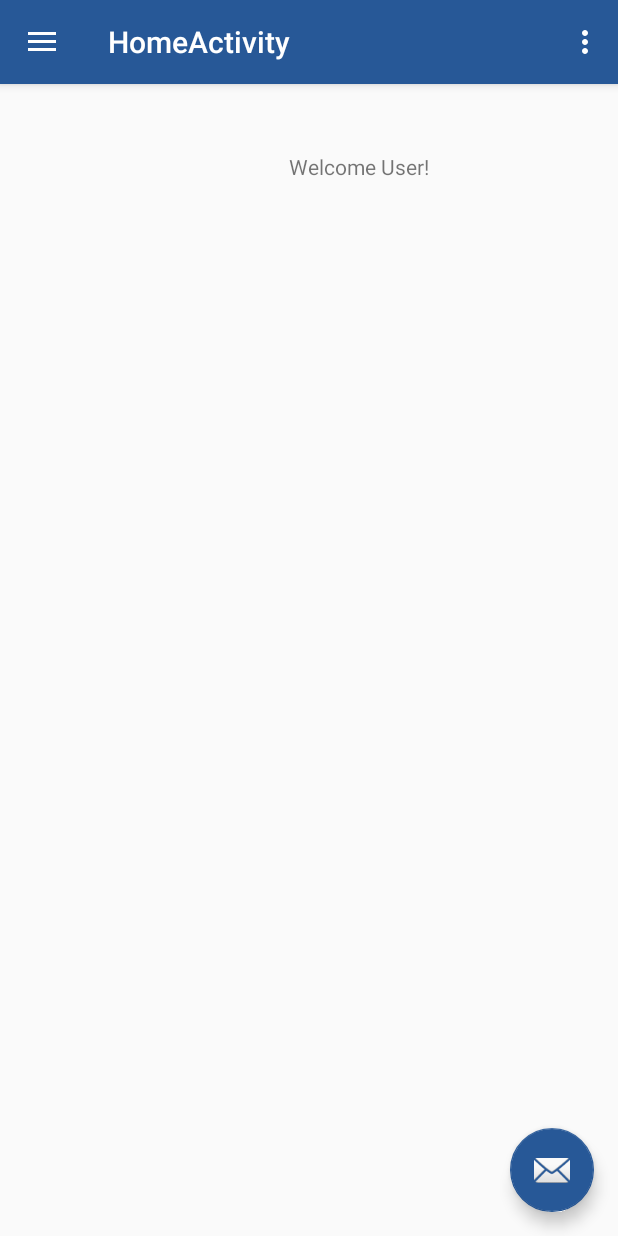
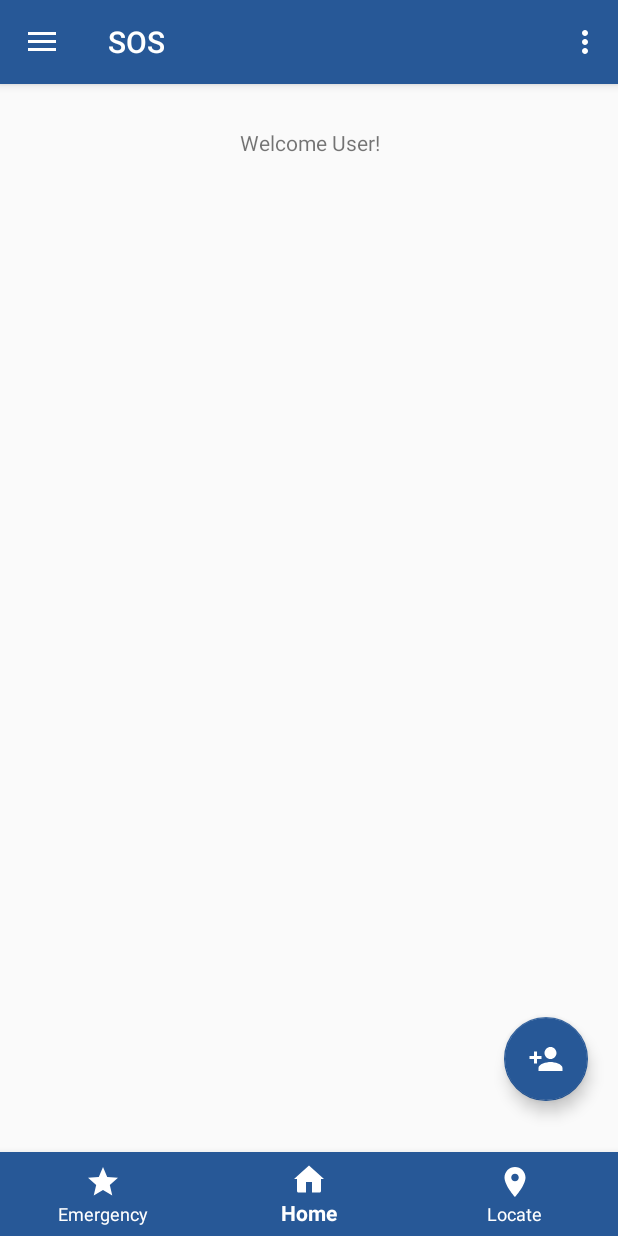
Before and after one commit to prashanth-nani/sos, an Android app: the HomeActivity screen opened directly, with no data from a screen before it, on a phone screen of 412 x 824 dp. Run offline under Robolectric (Android 15) with nearby library versions, the phone set to English and light mode, and no system bars.

Commit message:
Add BottomNavigationBar and Modify FloatingActionButton

```diff
--- a/app/src/main/java/in/ac/mnnit/sos/HomeActivity.java
+++ b/app/src/main/java/in/ac/mnnit/sos/HomeActivity.java
@@ -18,6 +18,7 @@ import android.widget.Toast;
 public class HomeActivity extends AppCompatActivity
         implements NavigationView.OnNavigationItemSelectedListener {
 
+    View bottomNavigationMenuItem;
     @Override
     protected void onCreate(Bundle savedInstanceState) {
         super.onCreate(savedInstanceState);
@@ -42,6 +43,9 @@ public class HomeActivity extends AppCompatActivity
 
         NavigationView navigationView = (NavigationView) findViewById(R.id.nav_view);
         navigationView.setNavigationItemSelectedListener(this);
+
+        bottomNavigationMenuItem = findViewById(R.id.action_home);
+        bottomNavigationMenuItem.performClick();
     }
 
     private Boolean exit = false;
--- a/app/src/main/java/in/ac/mnnit/sos/LoginActivity.java
+++ b/app/src/main/java/in/ac/mnnit/sos/LoginActivity.java
@@ -18,8 +18,8 @@ import com.android.volley.VolleyError;
 import com.android.volley.toolbox.Volley;
 
 import in.ac.mnnit.sos.models.Credential;
-import in.ac.mnnit.sos.server.Config;
-import in.ac.mnnit.sos.server.LoginUser;
+import in.ac.mnnit.sos.services.Config;
+import in.ac.mnnit.sos.services.LoginUser;
 
 public class LoginActivity extends AppCompatActivity {
 
--- a/app/src/main/java/in/ac/mnnit/sos/RegisterActivity.java
+++ b/app/src/main/java/in/ac/mnnit/sos/RegisterActivity.java
@@ -21,8 +21,8 @@ import com.android.volley.VolleyError;
 import com.android.volley.toolbox.Volley;
 
 import in.ac.mnnit.sos.models.User;
-import in.ac.mnnit.sos.server.Config;
-import in.ac.mnnit.sos.server.RegisterUser;
+import in.ac.mnnit.sos.services.Config;
+import in.ac.mnnit.sos.services.RegisterUser;
 
 public class RegisterActivity extends AppCompatActivity {
 
--- a/app/src/main/java/in/ac/mnnit/sos/UserEmailActivity.java
+++ b/app/src/main/java/in/ac/mnnit/sos/UserEmailActivity.java
@@ -17,8 +17,8 @@ import com.android.volley.Response;
 import com.android.volley.VolleyError;
 import com.android.volley.toolbox.Volley;
 
-import in.ac.mnnit.sos.server.Config;
-import in.ac.mnnit.sos.server.ProcessEmail;
+import in.ac.mnnit.sos.services.Config;
+import in.ac.mnnit.sos.services.ProcessEmail;
 
 import static com.android.volley.Request.Method.POST;
 
--- /dev/null
+++ b/app/src/main/java/in/ac/mnnit/sos/extras/Utils.java
@@ -0,0 +1,43 @@
+package in.ac.mnnit.sos.extras;
+
+import in.ac.mnnit.sos.models.GeoPoint;
+
+/**
+ * Created by prashanth on 23/2/17.
+ */
+
+public class Utils {
+    public double getDistanceBetweenPoints(GeoPoint pointOne, GeoPoint pointTwo){
+        double distanceInKm = 0;
+
+//        Implement logic to calculate distance between two geo co-ordinates
+//          =================================================================
+// References:
+//        http://www.movable-type.co.uk/scripts/latlong.html
+//        http://stackoverflow.com/questions/365826/calculate-distance-between-2-gps-coordinates
+//        ===============================================================
+// Haversine formula:
+//
+//        a = sin²(Δφ/2) + cos φ1 ⋅ cos φ2 ⋅ sin²(Δλ/2)
+//        c = 2 ⋅ atan2( √a, √(1−a) )
+//        d = R ⋅ c
+//        where	φ is latitude, λ is longitude, R is earth’s radius (mean radius = 6,371km);
+//        note that angles need to be in radians to pass to trig functions!
+//        ========================================================================
+// JavaScript:
+//        var R = 6371e3; // metres
+//        var φ1 = lat1.toRadians();
+//        var φ2 = lat2.toRadians();
+//        var Δφ = (lat2-lat1).toRadians();
+//        var Δλ = (lon2-lon1).toRadians();
+//
+//        var a = Math.sin(Δφ/2) * Math.sin(Δφ/2) +
+//                Math.cos(φ1) * Math.cos(φ2) *
+//                        Math.sin(Δλ/2) * Math.sin(Δλ/2);
+//        var c = 2 * Math.atan2(Math.sqrt(a), Math.sqrt(1-a));
+//
+//        var d = R * c;
+
+        return distanceInKm;
+    }
+}
--- /dev/null
+++ b/app/src/main/java/in/ac/mnnit/sos/models/GeoPoint.java
@@ -0,0 +1,23 @@
+package in.ac.mnnit.sos.models;
+
+/**
+ * Created by prashanth on 23/2/17.
+ */
+public class GeoPoint {
+    private double latitude;
+    private double longitude;
+
+    public GeoPoint(double latitude, double longitude) {
+        this.latitude = latitude;
+        this.longitude = longitude;
+    }
+
+    public double getLongitude() {
+        return longitude;
+    }
+
+
+    public double getLatitude() {
+        return latitude;
+    }
+}
--- a/app/src/main/java/in/ac/mnnit/sos/server/Config.java
+++ b/app/src/main/java/in/ac/mnnit/sos/services/Config.java
@@ -1,4 +1,4 @@
-package in.ac.mnnit.sos.server;
+package in.ac.mnnit.sos.services;
 
 /**
  * Created by prashanth on 21/2/17.
--- a/app/src/main/java/in/ac/mnnit/sos/server/LoginUser.java
+++ b/app/src/main/java/in/ac/mnnit/sos/services/LoginUser.java
@@ -1,4 +1,4 @@
-package in.ac.mnnit.sos.server;
+package in.ac.mnnit.sos.services;
 
 import com.android.volley.AuthFailureError;
 import com.android.volley.Response;
--- a/app/src/main/java/in/ac/mnnit/sos/server/ProcessEmail.java
+++ b/app/src/main/java/in/ac/mnnit/sos/services/ProcessEmail.java
@@ -1,4 +1,4 @@
-package in.ac.mnnit.sos.server;
+package in.ac.mnnit.sos.services;
 
 import com.android.volley.AuthFailureError;
 import com.android.volley.Response;
--- a/app/src/main/java/in/ac/mnnit/sos/server/RegisterUser.java
+++ b/app/src/main/java/in/ac/mnnit/sos/services/RegisterUser.java
@@ -1,4 +1,4 @@
-package in.ac.mnnit.sos.server;
+package in.ac.mnnit.sos.services;
 
 import com.android.volley.AuthFailureError;
 import com.android.volley.Response;
--- /dev/null
+++ b/app/src/main/res/drawable/ic_grade_black_24dp.xml
@@ -0,0 +1,9 @@
+<vector xmlns:android="http://schemas.android.com/apk/res/android"
+        android:width="24dp"
+        android:height="24dp"
+        android:viewportWidth="24.0"
+        android:viewportHeight="24.0">
+    <path
+        android:fillColor="#FF000000"
+        android:pathData="M12,17.27L18.18,21l-1.64,-7.03L22,9.24l-7.19,-0.61L12,2 9.19,8.63 2,9.24l5.46,4.73L5.82,21z"/>
+</vector>
--- /dev/null
+++ b/app/src/main/res/drawable/ic_home.xml
@@ -0,0 +1,9 @@
+<vector xmlns:android="http://schemas.android.com/apk/res/android"
+        android:width="24dp"
+        android:height="24dp"
+        android:viewportWidth="24.0"
+        android:viewportHeight="24.0">
+    <path
+        android:fillColor="#FF000000"
+        android:pathData="M20,20v-8h2v0L12,3L2,12v0h2v8c0,0.6 0.4,1 1,1h5v-7h4v7h5C19.6,21 20,20.6 20,20z"/>
+</vector>
--- /dev/null
+++ b/app/src/main/res/drawable/ic_person_add_black_24dp.xml
@@ -0,0 +1,9 @@
+<vector xmlns:android="http://schemas.android.com/apk/res/android"
+        android:width="24dp"
+        android:height="24dp"
+        android:viewportWidth="24.0"
+        android:viewportHeight="24.0">
+    <path
+        android:fillColor="#FFF"
+        android:pathData="M15,12c2.21,0 4,-1.79 4,-4s-1.79,-4 -4,-4 -4,1.79 -4,4 1.79,4 4,4zM6,10L6,7L4,7v3L1,10v2h3v3h2v-3h3v-2L6,10zM15,14c-2.67,0 -8,1.34 -8,4v2h16v-2c0,-2.66 -5.33,-4 -8,-4z"/>
+</vector>
--- /dev/null
+++ b/app/src/main/res/drawable/ic_place_black_24dp.xml
@@ -0,0 +1,9 @@
+<vector xmlns:android="http://schemas.android.com/apk/res/android"
+        android:width="24dp"
+        android:height="24dp"
+        android:viewportWidth="24.0"
+        android:viewportHeight="24.0">
+    <path
+        android:fillColor="#FF000000"
+        android:pathData="M12,2C8.13,2 5,5.13 5,9c0,5.25 7,13 7,13s7,-7.75 7,-13c0,-3.87 -3.13,-7 -7,-7zM12,11.5c-1.38,0 -2.5,-1.12 -2.5,-2.5s1.12,-2.5 2.5,-2.5 2.5,1.12 2.5,2.5 -1.12,2.5 -2.5,2.5z"/>
+</vector>
--- a/app/src/main/res/layout/app_bar_home.xml
+++ b/app/src/main/res/layout/app_bar_home.xml
@@ -28,7 +28,9 @@
         android:layout_width="wrap_content"
         android:layout_height="wrap_content"
         android:layout_gravity="bottom|end"
-        android:layout_margin="@dimen/fab_margin"
-        app:srcCompat="@android:drawable/ic_dialog_email" />
+        android:layout_marginEnd="20dp"
+        android:layout_marginRight="20dp"
+        android:layout_marginBottom="90dp"
+        android:src="@drawable/ic_person_add_black_24dp" />
 
 </android.support.design.widget.CoordinatorLayout>
--- a/app/src/main/res/layout/content_home.xml
+++ b/app/src/main/res/layout/content_home.xml
@@ -1,14 +1,10 @@
 <?xml version="1.0" encoding="utf-8"?>
-<LinearLayout xmlns:android="http://schemas.android.com/apk/res/android"
+<RelativeLayout xmlns:android="http://schemas.android.com/apk/res/android"
     xmlns:app="http://schemas.android.com/apk/res-auto"
     xmlns:tools="http://schemas.android.com/tools"
     android:id="@+id/content_home"
     android:layout_width="match_parent"
     android:layout_height="match_parent"
-    android:paddingBottom="@dimen/activity_vertical_margin"
-    android:paddingLeft="@dimen/activity_horizontal_margin"
-    android:paddingRight="@dimen/activity_horizontal_margin"
-    android:paddingTop="@dimen/activity_vertical_margin"
     android:orientation="vertical"
     app:layout_behavior="@string/appbar_scrolling_view_behavior"
     tools:context="in.ac.mnnit.sos.HomeActivity"
@@ -22,8 +18,20 @@
         android:layout_alignParentTop="true"
         android:layout_alignParentLeft="true"
         android:layout_alignParentStart="true"
-        android:layout_marginLeft="66dp"
-        android:layout_marginStart="66dp"
         android:layout_marginTop="29dp"
         android:id="@+id/welcomeTextView" />
-</LinearLayout>
+
+    <android.support.design.widget.BottomNavigationView
+        xmlns:android="http://schemas.android.com/apk/res/android"
+        xmlns:app="http://schemas.android.com/apk/res-auto"
+        android:id="@+id/navigation"
+        android:layout_width="match_parent"
+        android:layout_height="wrap_content"
+        android:layout_gravity="center"
+        android:layout_alignParentBottom="true"
+        app:itemBackground="@color/colorPrimary"
+        app:itemIconTint="@color/white"
+        app:itemTextColor="@color/white"
+        app:menu="@menu/bottom_navigation_items" />
+
+</RelativeLayout>
--- /dev/null
+++ b/app/src/main/res/menu/bottom_navigation_items.xml
@@ -0,0 +1,18 @@
+<?xml version="1.0" encoding="utf-8"?>
+<menu xmlns:android="http://schemas.android.com/apk/res/android">
+    <item
+        android:id="@+id/action_emergency"
+        android:icon="@drawable/ic_grade_black_24dp"
+        android:title="Emergency"
+        android:checked="false"/>
+    <item
+        android:id="@+id/action_home"
+        android:icon="@drawable/ic_home"
+        android:title="@string/menu_home"
+        android:checked="true"/>
+    <item
+        android:id="@+id/action_locate"
+        android:icon="@drawable/ic_place_black_24dp"
+        android:title="@string/menu_location"
+        android:checked="false"/>
+</menu>
--- a/app/src/main/res/values/colors.xml
+++ b/app/src/main/res/values/colors.xml
@@ -6,4 +6,5 @@
     <color name="colorOrange">#275897</color>
     <color name="black">#000</color>
     <color name="layout_background">#F0F4F5</color>
+    <color name="white">#FFF</color>
 </resources>
--- a/app/src/main/res/values/strings.xml
+++ b/app/src/main/res/values/strings.xml
@@ -15,10 +15,15 @@
     <string name="permission_rationale">"Contacts permissions are needed for providing email
         completions."
     </string>
-    <string name="title_activity_home">HomeActivity</string>
+    <string name="title_activity_home">SOS</string>
 
     <string name="navigation_drawer_open">Open navigation drawer</string>
     <string name="navigation_drawer_close">Close navigation drawer</string>
 
     <string name="action_settings">Settings</string>
+    <string name="menu_search">Search</string>
+    <string name="menu_settings">Settings</string>
+    <string name="menu_navigation">Navigation</string>
+    <string name="menu_home">Home</string>
+    <string name="menu_location">Locate</string>
 </resources>
```
